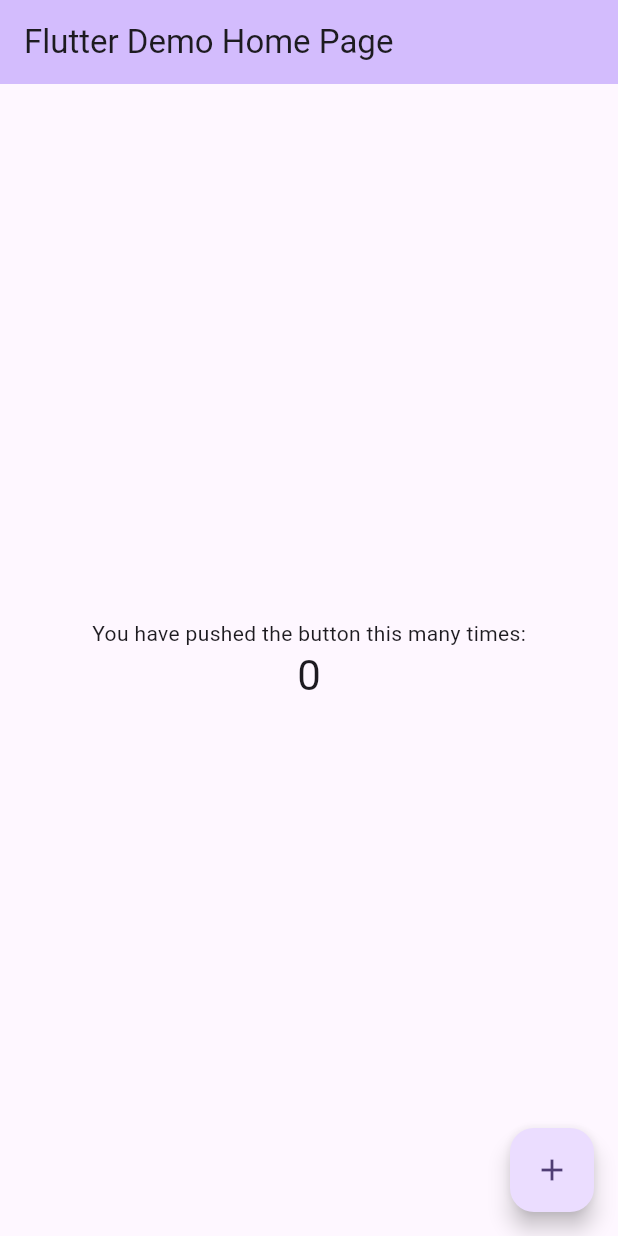
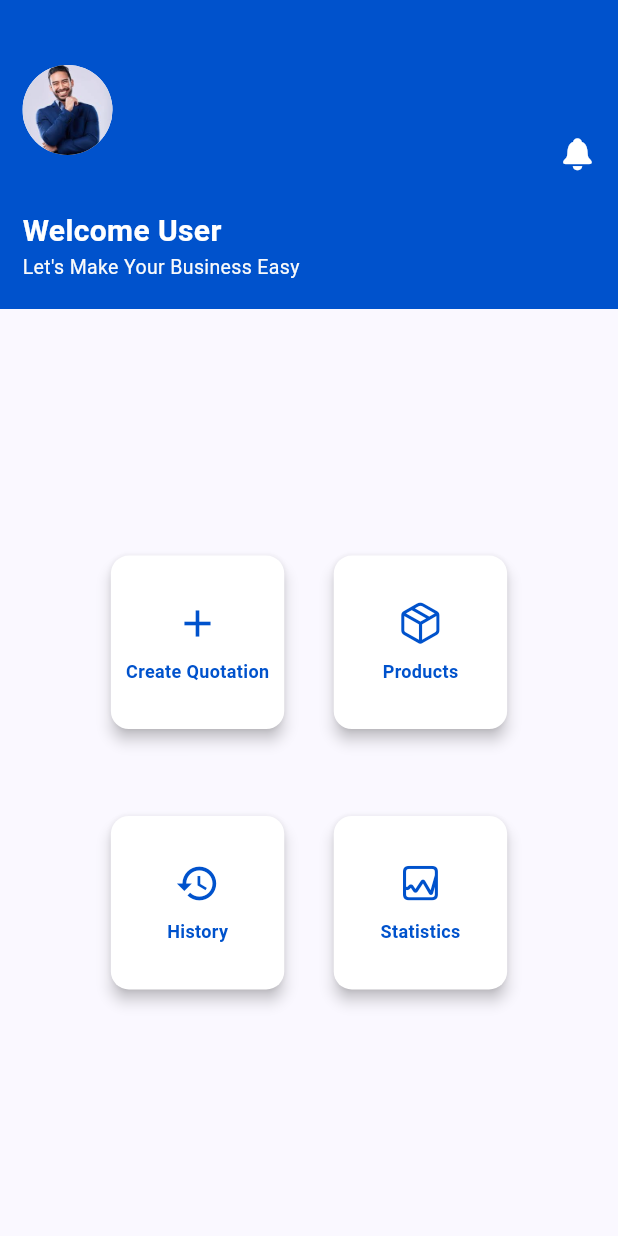
Before and after one commit to KoHarsh/Quotix, a Flutter app: the screen it shows after launch, on a phone screen of 412 x 824 dp. Run offline on Flutter 3.47's test engine with Material 3 defaults, Android fonts, the phone set to English and light mode, and no system bars; our stand-ins replace get.

Commit message:
Splash Scree & DashBoard Screen Design

```diff
--- a/lib/import_export.dart
+++ b/lib/import_export.dart
@@ -1 +1,9 @@
 export 'package:flutter/material.dart';
+export 'package:get/get.dart';
+export 'package:quotix/theme/theme.dart';
+export 'package:flutter/services.dart';
+export 'package:quotix/modules/dashboard/view/about_screen.dart';
+export 'package:quotix/modules/dashboard/view/dashboard_screen.dart';
+export 'package:quotix/modules/splash/view/splash_screen.dart';
+export 'package:quotix/utils/page_config.dart';
+export '../../../utils/space_config.dart';
--- a/lib/main.dart
+++ b/lib/main.dart
@@ -1,6 +1,8 @@
 import 'import_export.dart';
 
 void main() {
+  WidgetsFlutterBinding.ensureInitialized();
+  SystemChrome.setSystemUIOverlayStyle(SystemUiOverlayStyle.light);
   runApp(const MyApp());
 }
 
@@ -10,113 +12,17 @@ class MyApp extends StatelessWidget {
   // This widget is the root of your application.
   @override
   Widget build(BuildContext context) {
-    return MaterialApp(
+    return GetMaterialApp(
       title: 'Flutter Demo',
       theme: ThemeData(
-        // This is the theme of your application.
-        //
-        // TRY THIS: Try running your application with "flutter run". You'll see
-        // the application has a purple toolbar. Then, without quitting the app,
-        // try changing the seedColor in the colorScheme below to Colors.green
-        // and then invoke "hot reload" (save your changes or press the "hot
-        // reload" button in a Flutter-supported IDE, or press "r" if you used
-        // the command line to start the app).
-        //
-        // Notice that the counter didn't reset back to zero; the application
-        // state is not lost during the reload. To reset the state, use hot
-        // restart instead.
-        //
-        // This works for code too, not just values: Most code changes can be
-        // tested with just a hot reload.
-        colorScheme: ColorScheme.fromSeed(seedColor: Colors.deepPurple),
+        colorScheme: ColorScheme.fromSeed(seedColor: PRIMARY_COLOR),
       ),
-      home: const MyHomePage(title: 'Flutter Demo Home Page'),
+      initialRoute: PageConfig.SPLASH_SCREEN,
+      getPages: [
+        GetPage(name: PageConfig.SPLASH_SCREEN, page: () => SplashScreen(),),
+        GetPage(name: PageConfig.DASHBOARD_SCREEN, page: () => DashboardScreen(),),
+        GetPage(name: PageConfig.ABOUT_SCREEN, page: () => AboutScreen(),),
+      ],
     );
   }
 }
-
-class MyHomePage extends StatefulWidget {
-  const MyHomePage({super.key, required this.title});
-
-  // This widget is the home page of your application. It is stateful, meaning
-  // that it has a State object (defined below) that contains fields that affect
-  // how it looks.
-
-  // This class is the configuration for the state. It holds the values (in this
-  // case the title) provided by the parent (in this case the App widget) and
-  // used by the build method of the State. Fields in a Widget subclass are
-  // always marked "final".
-
-  final String title;
-
-  @override
-  State<MyHomePage> createState() => _MyHomePageState();
-}
-
-class _MyHomePageState extends State<MyHomePage> {
-  int _counter = 0;
-
-  void _incrementCounter() {
-    setState(() {
-      // This call to setState tells the Flutter framework that something has
-      // changed in this State, which causes it to rerun the build method below
-      // so that the display can reflect the updated values. If we changed
-      // _counter without calling setState(), then the build method would not be
-      // called again, and so nothing would appear to happen.
-      _counter++;
-    });
-  }
-
-  @override
-  Widget build(BuildContext context) {
-    // This method is rerun every time setState is called, for instance as done
-    // by the _incrementCounter method above.
-    //
-    // The Flutter framework has been optimized to make rerunning build methods
-    // fast, so that you can just rebuild anything that needs updating rather
-    // than having to individually change instances of widgets.
-    return Scaffold(
-      appBar: AppBar(
-        // TRY THIS: Try changing the color here to a specific color (to
-        // Colors.amber, perhaps?) and trigger a hot reload to see the AppBar
-        // change color while the other colors stay the same.
-        backgroundColor: Theme.of(context).colorScheme.inversePrimary,
-        // Here we take the value from the MyHomePage object that was created by
-        // the App.build method, and use it to set our appbar title.
-        title: Text(widget.title),
-      ),
-      body: Center(
-        // Center is a layout widget. It takes a single child and positions it
-        // in the middle of the parent.
-        child: Column(
-          // Column is also a layout widget. It takes a list of children and
-          // arranges them vertically. By default, it sizes itself to fit its
-          // children horizontally, and tries to be as tall as its parent.
-          //
-          // Column has various properties to control how it sizes itself and
-          // how it positions its children. Here we use mainAxisAlignment to
-          // center the children vertically; the main axis here is the vertical
-          // axis because Columns are vertical (the cross axis would be
-          // horizontal).
-          //
-          // TRY THIS: Invoke "debug painting" (choose the "Toggle Debug Paint"
-          // action in the IDE, or press "p" in the console), to see the
-          // wireframe for each widget.
-          mainAxisAlignment: MainAxisAlignment.center,
-          children: <Widget>[
-            const Text('You have pushed the button this many times:'),
-            Text(
-              '$_counter',
-              style: Theme.of(context).textTheme.headlineMedium,
-            ),
-          ],
-        ),
-      ),
-      floatingActionButton: FloatingActionButton(
-        onPressed: _incrementCounter,
-        tooltip: 'Increment',
-        child: const Icon(Icons.add),
-      ), // This trailing comma makes auto-formatting nicer for build methods.
-    );
-  }
-}
--- /dev/null
+++ b/lib/modules/dashboard/controller/dashboard_controller.dart
@@ -0,0 +1,5 @@
+import 'package:quotix/import_export.dart';
+
+class DashboardController extends GetxController{
+
+}
--- /dev/null
+++ b/lib/modules/dashboard/view/about_screen.dart
@@ -0,0 +1,15 @@
+import 'package:quotix/import_export.dart';
+
+class AboutScreen extends StatefulWidget {
+  const AboutScreen({super.key});
+
+  @override
+  State<AboutScreen> createState() => _AboutScreenState();
+}
+
+class _AboutScreenState extends State<AboutScreen> {
+  @override
+  Widget build(BuildContext context) {
+    return Scaffold();
+  }
+}
--- /dev/null
+++ b/lib/modules/dashboard/view/dashboard_screen.dart
@@ -0,0 +1,203 @@
+import 'package:flutter/cupertino.dart';
+import 'package:quotix/import_export.dart';
+import 'package:quotix/utils/global_style.dart';
+
+class DashboardScreen extends StatefulWidget {
+  const DashboardScreen({super.key});
+
+  @override
+  State<DashboardScreen> createState() => _DashboardScreenState();
+}
+
+class _DashboardScreenState extends State<DashboardScreen> {
+  @override
+  Widget build(BuildContext context) {
+    return Scaffold(
+      body: SizedBox(
+        width: Get.width,
+        height: Get.height,
+        child: Column(
+          mainAxisSize: MainAxisSize.max,
+          mainAxisAlignment: MainAxisAlignment.start,
+          crossAxisAlignment: CrossAxisAlignment.center,
+          children: [
+            Container(
+              decoration: BoxDecoration(color: PRIMARY_COLOR),
+              width: Get.width,
+              height: Get.height * 0.25,
+              child: SafeArea(
+                child: Padding(
+                  padding: const EdgeInsets.symmetric(
+                    horizontal: SpaceConfig.paddingSizeDefault,
+                  ),
+                  child: Row(
+                    mainAxisSize: MainAxisSize.max,
+                    crossAxisAlignment: CrossAxisAlignment.center,
+                    mainAxisAlignment: MainAxisAlignment.spaceBetween,
+                    children: [
+                      Padding(
+                        padding: const EdgeInsets.only(top: SpaceConfig.paddingSizeExtraLarge),
+                        child: Column(
+                          mainAxisSize: MainAxisSize.max,
+                          crossAxisAlignment: CrossAxisAlignment.start,
+                          mainAxisAlignment: MainAxisAlignment.spaceEvenly,
+                          children: [
+                            Container(
+                              decoration: BoxDecoration(
+                                color: Colors.white,
+                                shape: BoxShape.circle,
+                                image: DecorationImage(
+                                  fit: BoxFit.cover,
+                                  image: AssetImage(
+                                    'assets/profile/commonPPman.jpg',
+                                  ),
+                                ),
+                              ),
+                              width: 60,
+                              height: 60,
+                            ),
+                            SizedBox(width: SpaceConfig.paddingSizeSmall),
+                            Column(
+                              mainAxisSize: MainAxisSize.min,
+                              crossAxisAlignment: CrossAxisAlignment.start,
+                              mainAxisAlignment: MainAxisAlignment.center,
+                              children: [
+                                Text(
+                                  "Welcome User",
+                                  style: GlobalStyle.methodTitle.copyWith(
+                                    fontSize: 20,
+                                  ),
+                                ),
+                                Text(
+                                  "Let\'s Make Your Business Easy",
+                                  style: GlobalStyle.methodMessage.copyWith(
+                                    color: BACKGROUND_COLOR,
+                                  ),
+                                ),
+                              ],
+                            ),
+                          ],
+                        ),
+                      ),
+                      Icon(CupertinoIcons.bell_fill, color: Colors.white),
+                    ],
+                  ),
+                ),
+              ),
+            ),
+            Expanded(
+              child: Center(
+                child: Column(
+                  mainAxisSize: MainAxisSize.max,
+                  mainAxisAlignment: MainAxisAlignment.center,
+                  crossAxisAlignment: CrossAxisAlignment.center,
+                  children: [
+                    Row(
+                      mainAxisSize: MainAxisSize.max,
+                      mainAxisAlignment: MainAxisAlignment.center,
+                      crossAxisAlignment: CrossAxisAlignment.center,
+                      children: [
+                        Container(
+                          width: Get.width*0.3,
+                          height: Get.height*0.15,
+                          decoration: BoxDecoration(
+                              borderRadius: BorderRadius.circular(10)
+                          ),
+                          child: Card(
+                            color:  Color(0xFFFFFFFF),
+                            elevation: 4,
+                            child: Center(
+                              child: Column(
+                                mainAxisAlignment: MainAxisAlignment.center,
+                                crossAxisAlignment: CrossAxisAlignment.center,
+                                children: [
+                                  Icon(Icons.add,color: PRIMARY_COLOR,size: 30,),
+                                  SizedBox(height: 8,),
+                                  Text('Create Quotation',style: GlobalStyle.productName.copyWith(fontSize: 12),)
+                                ],
+                              ),
+                            ),
+                          ),
+                        ),
+                        SizedBox(width: SpaceConfig.paddingSizeExtraLarge,),
+                        Container(
+                          width: Get.width*0.3,
+                          height: Get.height*0.15,
+                          decoration: BoxDecoration(
+                              borderRadius: BorderRadius.circular(10)
+                          ),
+                          child: Card(
+                            color:  Color(0xFFFFFFFF),
+                            elevation: 4,
+                            child: Column(
+                              mainAxisAlignment: MainAxisAlignment.center,
+                              crossAxisAlignment: CrossAxisAlignment.center,
+                              children: [
+                                Icon(CupertinoIcons.cube_box,size: 30,color: PRIMARY_COLOR),
+                                SizedBox(height: 8,),
+                                Text('Products',style: GlobalStyle.productName.copyWith(fontSize: 12),)
+                              ],
+                            ),
+                          ),
+                        ),
+                      ],
+                    ),
+                    SizedBox(height: SpaceConfig.paddingSizeOverLarge,),
+                    Row(
+                      mainAxisSize: MainAxisSize.max,
+                      mainAxisAlignment: MainAxisAlignment.center,
+                      crossAxisAlignment: CrossAxisAlignment.center,
+                      children: [
+                        Container(
+                          width: Get.width*0.3,
+                          height: Get.height*0.15,
+                          decoration: BoxDecoration(
+                              borderRadius: BorderRadius.circular(10)
+                          ),
+                          child: Card(
+                            color:  Color(0xFFFFFFFF),
+                            elevation: 4,
+                            child: Column(
+                              mainAxisAlignment: MainAxisAlignment.center,
+                              crossAxisAlignment: CrossAxisAlignment.center,
+                              children: [
+                                Icon(Icons.history,size: 30,color: PRIMARY_COLOR),
+                                SizedBox(height: 8,),
+                                Text('History',style: GlobalStyle.productName.copyWith(fontSize: 12),)
+                              ],
+                            ),
+                          ),
+                        ),
+                        SizedBox(width: SpaceConfig.paddingSizeExtraLarge,),
+                        Container(
+                          width: Get.width*0.3,
+                          height: Get.height*0.15,
+                          decoration: BoxDecoration(
+                              borderRadius: BorderRadius.circular(10)
+                          ),
+                          child: Card(
+                            color:  Color(0xFFFFFFFF),
+                            elevation: 4,
+                            child: Column(
+                              mainAxisAlignment: MainAxisAlignment.center,
+                              crossAxisAlignment: CrossAxisAlignment.center,
+                              children: [
+                                Icon(CupertinoIcons.graph_square  ,size: 30,color: PRIMARY_COLOR),
+                                SizedBox(height: 8,),
+                                Text('Statistics',style: GlobalStyle.productName.copyWith(fontSize: 12),)
+                              ],
+                            ),
+                          ),
+                        ),
+                      ],
+                    )
+                  ],
+                )
+              ),
+            ),
+          ],
+        ),
+      ),
+    );
+  }
+}
--- /dev/null
+++ b/lib/modules/splash/controller/splash_controller.dart
@@ -0,0 +1,5 @@
+import 'package:quotix/import_export.dart';
+
+class SplashController extends GetxController{
+
+}
--- /dev/null
+++ b/lib/modules/splash/view/splash_screen.dart
@@ -0,0 +1,39 @@
+import 'dart:async';
+
+import 'package:quotix/import_export.dart';
+
+class SplashScreen extends StatefulWidget {
+  const SplashScreen({super.key});
+
+  @override
+  State<SplashScreen> createState() => _SplashScreenState();
+}
+
+class _SplashScreenState extends State<SplashScreen>
+    with SingleTickerProviderStateMixin {
+
+  @override
+  void initState() {
+    // TODO: implement initState
+    super.initState();
+    Timer(Duration(seconds: 4), () => Get.toNamed(PageConfig.DASHBOARD_SCREEN),);
+  }
+  @override
+  Widget build(BuildContext context) {
+    return Scaffold(
+      body: AnimatedContainer(
+        width: Get.width,
+        height: Get.height,
+        duration: Duration(seconds: 2),
+        child: Center(
+          child: SizedBox(
+            width: Get.width * 0.75,
+            child: FadeInImage(
+              image: AssetImage('assets/logo/logo.png'), placeholder: AssetImage('assets/logo/logo.png'),
+            ), //Image.asset('assets/logo/logo.png'),
+          ),
+        ),
+      ),
+    );
+  }
+}
--- a/lib/theme/theme.dart
+++ b/lib/theme/theme.dart
@@ -1,10 +1,12 @@
 import '../import_export.dart';
 
 const Color PRIMARY_COLOR = Color(0xFF0052CC);
-const Color SECONDARY_COLOR = Color(0xFF17A2B8);
 const Color BACKGROUND_COLOR = Color(0xFFF9FAFB);
 const Color CARD_COLOR = Color(0xFFFFFFFF);
 const Color PRIMARY_TEXT_COLOR = Color(0xFF1F2937);
 const Color SECONDARY_TEXT_COLOR = Color(0xFF6B7280);
 const Color ERROR_COLOR = Color(0xFFDC3545);
 const Color SUCCESS_COLOR = Color(0xFF28A745);
+const Color BLACK_GREY = Color(0xFF2B2B2B);//Color(0xff777777);
+const Color SOFT_GREY = Color(0xFF9E9E9E);//Color(0xFFaaaaaa);
+const Color SOFT_BLUE = Color(0xff01aed6);
--- /dev/null
+++ b/lib/utils/global_style.dart
@@ -0,0 +1,254 @@
+import 'package:flutter/material.dart';
+import 'package:flutter/services.dart';
+import 'package:quotix/import_export.dart';
+
+class GlobalStyle{
+
+  // appBar
+  static const Color appBarIconThemeColor = Colors.white;
+  static const double appBarElevation = 0;
+  static const SystemUiOverlayStyle appBarSystemOverlayStyle = SystemUiOverlayStyle.dark;
+  static const Color appBarBackgroundColor = PRIMARY_COLOR;
+  static const TextStyle appBarTitle = TextStyle(
+      fontSize: 18,
+      color: Colors.white
+  );
+  /*
+  this is used for height at product card using gridDelegate
+  if you change font size or using custom font such as google font, sometimes there is an error said
+  "Bottom overflowed by xx pixel" depends on the font height (Every font has a different height)
+  so you need to change below
+  */
+  static const double gridDelegateRatio = 0.725;//0.625; // lower is more longer
+  static const double gridDelegateFlashsaleRatio = 0.597; // lower is more longer
+  static const double horizontalProductHeightMultiplication = 1.90; // higher is more longer
+
+  // styling product card
+  static const TextStyle productName = TextStyle(
+    fontSize: 15,
+    color: PRIMARY_COLOR,
+    fontWeight: FontWeight.bold,
+  );
+
+  static const TextStyle productPrice = TextStyle(
+      fontSize: 13,
+      fontWeight: FontWeight.w400
+  );
+
+  static const TextStyle productPriceDiscounted = TextStyle(
+    fontSize: 12,
+    color: SOFT_GREY,
+    decoration: TextDecoration.lineThrough,
+  );
+
+  static const TextStyle productSale = TextStyle(
+      fontSize: 11,
+      color: SOFT_GREY
+  );
+
+  static const TextStyle productLocation = TextStyle(
+      fontSize: 11,
+      color: SOFT_GREY
+  );
+
+  static const TextStyle productTotalReview = TextStyle(
+      fontSize: 11,
+      color: SOFT_GREY
+  );
+
+  // search filter
+  static const TextStyle filterTitle = TextStyle(
+      fontSize: 16,
+      fontWeight: FontWeight.bold
+  );
+
+  // detail product
+  static const TextStyle detailProductPrice = TextStyle(
+      fontSize: 20,
+      fontWeight: FontWeight.bold
+  );
+
+  static const TextStyle sectionTitle = TextStyle(
+      fontSize: 16,
+      fontWeight: FontWeight.bold
+  );
+
+  static const TextStyle viewAll = TextStyle(
+      fontSize: 13,
+      fontWeight: FontWeight.bold,
+      color: PRIMARY_COLOR
+  );
+
+  static const TextStyle paymentTotalPrice = TextStyle(
+      fontSize: 14,
+      fontWeight: FontWeight.bold
+  );
+
+  // delivery
+  static const TextStyle deliveryPrice = TextStyle(
+      fontSize: 15
+  );
+
+  static const TextStyle deliveryTotalPrice = TextStyle(
+      fontSize: 14,
+      fontWeight: FontWeight.bold,
+      color: PRIMARY_TEXT_COLOR
+  );
+
+  static const TextStyle chooseCourier = TextStyle(
+      fontSize: 16,
+      fontWeight: FontWeight.bold
+  );
+
+  static const TextStyle courierTitle = TextStyle(
+      fontSize: 15,
+      fontWeight: FontWeight.bold
+  );
+
+  static const TextStyle courierType = TextStyle(
+      fontSize: 15,
+      color: PRIMARY_COLOR
+  );
+
+  // shopping cart
+  static const TextStyle shoppingCartTotalPrice = TextStyle(
+      fontSize: 16,
+      fontWeight: FontWeight.bold,
+      color: PRIMARY_TEXT_COLOR
+  );
+
+  static const TextStyle shoppingCartOtherProduct = TextStyle(
+    fontSize:12,
+  );
+
+  // account information
+  static const TextStyle accountInformationLabel = TextStyle(
+      fontSize: 15,
+      color: BLACK_GREY,
+      fontWeight: FontWeight.normal
+  );
+
+  static const TextStyle accountInformationValue = TextStyle(
+      fontSize: 16,
+      color: Colors.black
+  );
+
+  static const TextStyle accountInformationEdit = TextStyle(
+    fontSize: 14,
+    fontWeight: FontWeight.bold,
+    color: PRIMARY_COLOR,
+  );
+
+  // address
+  static const TextStyle addressTitle = TextStyle(
+      fontSize: 16,
+      fontWeight: FontWeight.bold
+  );
+
+  static const TextStyle addressContent = TextStyle(
+      fontSize: 12
+  );
+
+  static const TextStyle addressAction = TextStyle(
+      fontSize: 14,
+      color: PRIMARY_COLOR
+  );
+
+  // verification
+  static const TextStyle chooseVerificationTitle = TextStyle(
+      fontSize: 16,
+      fontWeight: FontWeight.bold,
+      color: PRIMARY_COLOR
+  );
+
+  static const TextStyle chooseVerificationMessage = TextStyle(
+      fontSize: 13,
+      color: BLACK_GREY
+  );
+
+  static const TextStyle methodTitle = TextStyle(
+      fontSize: 16,
+      fontWeight: FontWeight.bold,
+      color: Colors.white
+  );
+
+  static const TextStyle methodMessage = TextStyle(
+      fontSize: 13,
+      color: BLACK_GREY
+  );
+
+  static const TextStyle notReceiveCode = TextStyle(
+      fontSize: 13,
+      color: SOFT_GREY
+  );
+
+  static const TextStyle resendVerification = TextStyle(
+      fontSize: 13,
+      color: PRIMARY_COLOR
+  );
+
+  static const Icon iconBack = Icon(
+      Icons.arrow_back,
+      size: 16,
+      color: PRIMARY_COLOR
+  );
+
+  static const TextStyle back = TextStyle(
+      color: PRIMARY_COLOR,
+      fontWeight: FontWeight.w700
+  );
+
+  // authentication
+  static const TextStyle authTitle = TextStyle(
+      fontSize: 14,
+      fontWeight: FontWeight.bold,
+      color: PRIMARY_COLOR
+  );
+
+  static const TextStyle authNotes = TextStyle(
+      fontSize: 13,
+      color: SOFT_GREY
+  );
+
+  static const TextStyle authSignWith = TextStyle(
+      fontSize: 13,
+      color: SOFT_GREY
+  );
+
+  static const TextStyle authBottom1 = TextStyle(
+      fontSize: 13,
+      color: SOFT_GREY
+  );
+
+  static const TextStyle authBottom2 = TextStyle(
+      fontSize: 13,
+      color: PRIMARY_COLOR
+  );
+
+  static const TextStyle resetPasswordNotes = TextStyle(
+      fontSize: 14,
+      color: SOFT_GREY
+  );
+
+  // coupon
+  static const TextStyle couponLimitedOffer = TextStyle(
+      fontSize: 11,
+      color: Colors.white
+  );
+
+  static const TextStyle couponName = TextStyle(
+      fontSize: 15,
+      fontWeight: FontWeight.bold
+  );
+
+  static const TextStyle couponExpired = TextStyle(
+      fontSize: 13,
+      color: SOFT_GREY
+  );
+
+  static const Icon iconTime = Icon(
+      Icons.access_time,
+      size: 14,
+      color: SOFT_GREY
+  );
+}
--- /dev/null
+++ b/lib/utils/page_config.dart
@@ -0,0 +1,5 @@
+class PageConfig{
+  static const String SPLASH_SCREEN = '/splash';
+  static const String DASHBOARD_SCREEN = '/dashboard';
+  static const String ABOUT_SCREEN = '/about';
+}
--- /dev/null
+++ b/lib/utils/space_config.dart
@@ -0,0 +1,15 @@
+class SpaceConfig{
+  static const double paddingSizeExtraExtraSmall = 2.0;
+  static const double paddingSizeExtraSmall = 5.0;
+  static const double paddingSizeEight = 8.0;
+  static const double paddingSizeSmall = 10.0;
+  static const double paddingSizeTwelve = 12.0;
+  static const double paddingSizeDefault = 15.0;
+  static const double homePagePadding = 16.0;
+  static const double paddingSizeDefaultAddress = 17.0;
+  static const double paddingSizeLarge = 20.0;
+  static const double paddingSizeExtraLarge = 25.0;
+  static const double paddingSizeThirtyFive = 35.0;
+  static const double paddingSizeOverLarge = 50.0;
+  static const double paddingSizeExtraOverLarge = 35.0;
+}
```
Also changed, not shown: pubspec.yaml (+7 -3 lines), assets/logo/logo.png (added), assets/profile/commonPPman.jpg (added), lib/reusable_widgets/common_appbar.dart (added), pubspec.lock, 7 other files.
